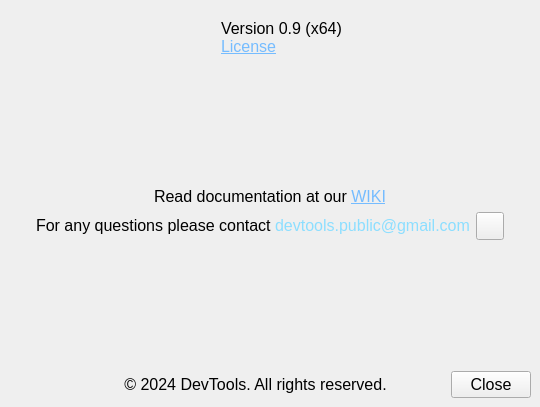
Old version of the form gui/about_window.ui in the repository DevToolsOrganization/matrix-data-visualization-DAVIS.
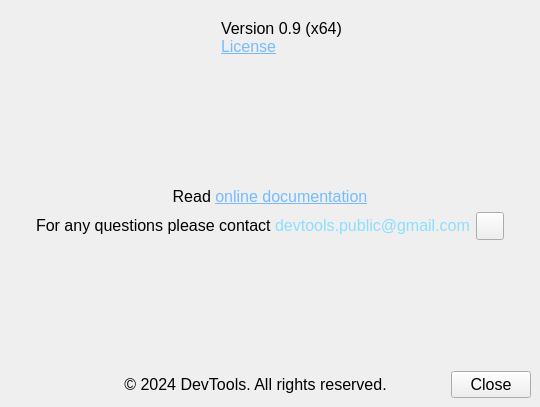
New version of the form. Icons and pictures are not drawn.

What changed in the file:
```diff
--- a/gui/about_window.ui
+++ b/gui/about_window.ui
@@ -97,7 +97,7 @@
     <item>
      <widget class="QLabel" name="label_wiki">
       <property name="text">
-       <string>&lt;html&gt;&lt;head/&gt;&lt;body&gt;&lt;p align=&quot;center&quot;&gt;&lt;span style=&quot; font-size:12pt;&quot;&gt;Read documentation at our &lt;/span&gt;&lt;a href=&quot;https://github.com/DevToolsOrganization/matrix-data-visualization-DAVIS/wiki&quot;&gt;&lt;span style=&quot; font-size:12pt; text-decoration: underline; color:#75bcff;&quot;&gt;WIKI&lt;/span&gt;&lt;/a&gt;&lt;/p&gt;&lt;/body&gt;&lt;/html&gt;</string>
+       <string>&lt;html&gt;&lt;head/&gt;&lt;body&gt;&lt;p align=&quot;center&quot;&gt;&lt;span style=&quot; font-size:12pt;&quot;&gt;Read  &lt;/span&gt;&lt;a href=&quot;https://devtoolsorganization.github.io/matrix-data-visualization-DAVIS/#/&quot;&gt;&lt;span style=&quot; font-size:12pt; text-decoration: underline; color:#75bcff;&quot;&gt;online documentation&lt;/span&gt;&lt;/a&gt;&lt;/p&gt;&lt;/body&gt;&lt;/html&gt;</string>
       </property>
       <property name="textInteractionFlags">
        <set>Qt::LinksAccessibleByMouse|Qt::TextSelectableByMouse</set>
```
